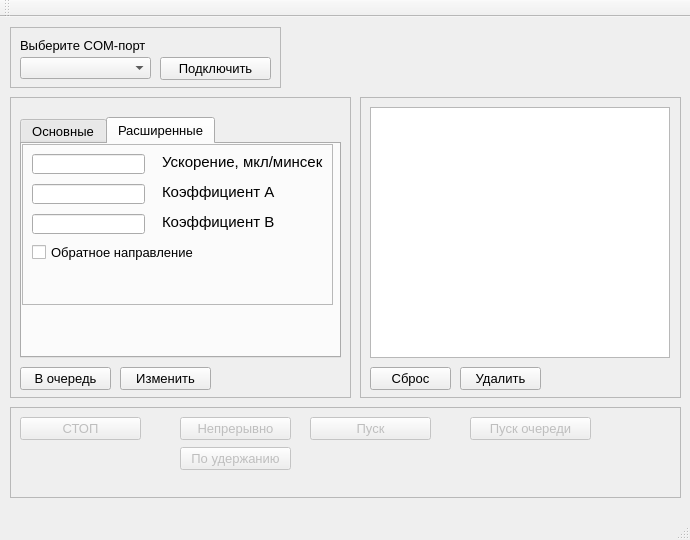
Before: the Qt Designer form MC3/MC3/mainwindow.ui in Vlad104/Monorotor_Commander_Desktop, drawn with Qt 5.
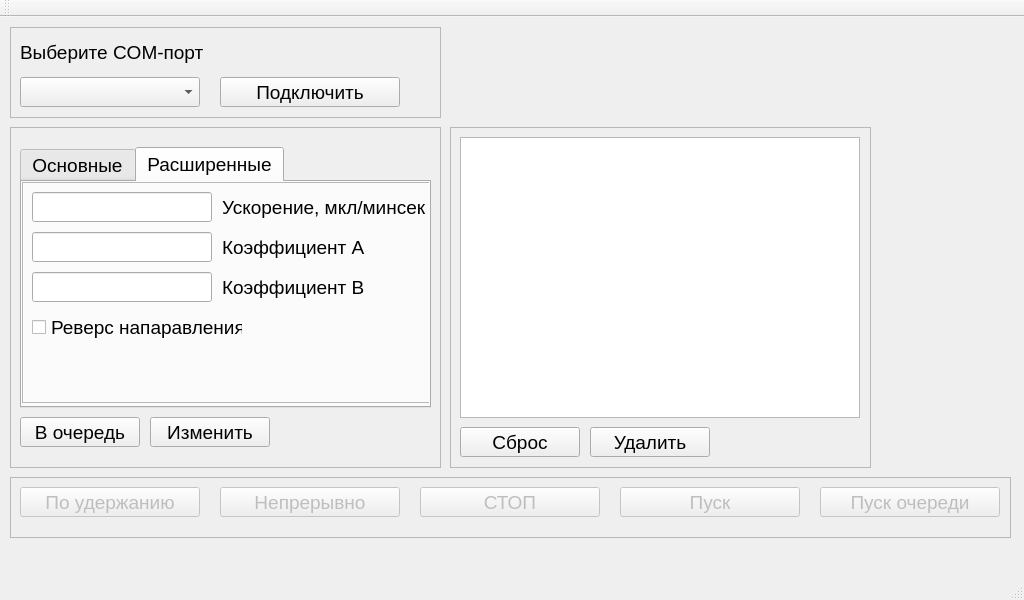
After: the same form once the commit is applied. The open tabs and pages were chosen to show the change.

What changed in the file:
```diff
--- a/MC3/MC3/mainwindow.ui
+++ b/MC3/MC3/mainwindow.ui
@@ -6,8 +6,8 @@
    <rect>
     <x>0</x>
     <y>0</y>
-    <width>690</width>
-    <height>540</height>
+    <width>1024</width>
+    <height>600</height>
    </rect>
   </property>
   <property name="sizePolicy">
@@ -18,19 +18,19 @@
   </property>
   <property name="minimumSize">
    <size>
-    <width>690</width>
-    <height>540</height>
+    <width>1024</width>
+    <height>600</height>
    </size>
   </property>
   <property name="maximumSize">
    <size>
-    <width>690</width>
-    <height>540</height>
+    <width>1024</width>
+    <height>600</height>
    </size>
   </property>
   <property name="font">
    <font>
-    <pointsize>10</pointsize>
+    <pointsize>14</pointsize>
    </font>
   </property>
   <property name="windowTitle">
@@ -44,11 +44,16 @@
     <property name="geometry">
      <rect>
       <x>10</x>
-      <y>80</y>
-      <width>341</width>
-      <height>301</height>
+      <y>110</y>
+      <width>431</width>
+      <height>341</height>
      </rect>
     </property>
+    <property name="font">
+     <font>
+      <pointsize>14</pointsize>
+     </font>
+    </property>
     <property name="frameShape">
      <enum>QFrame::StyledPanel</enum>
     </property>
@@ -59,11 +64,16 @@
      <property name="geometry">
       <rect>
        <x>10</x>
-       <y>270</y>
-       <width>91</width>
-       <height>23</height>
+       <y>290</y>
+       <width>120</width>
+       <height>30</height>
       </rect>
      </property>
+     <property name="font">
+      <font>
+       <pointsize>14</pointsize>
+      </font>
+     </property>
      <property name="text">
       <string>В очередь</string>
      </property>
@@ -73,10 +83,15 @@
       <rect>
        <x>10</x>
        <y>20</y>
-       <width>321</width>
-       <height>241</height>
+       <width>411</width>
+       <height>261</height>
       </rect>
      </property>
+     <property name="font">
+      <font>
+       <pointsize>14</pointsize>
+      </font>
+     </property>
      <property name="autoFillBackground">
       <bool>true</bool>
      </property>
@@ -306,8 +321,8 @@
         <rect>
          <x>0</x>
          <y>0</y>
-         <width>311</width>
-         <height>161</height>
+         <width>411</width>
+         <height>221</height>
         </rect>
        </property>
        <property name="frameShape">
@@ -321,13 +336,19 @@
          <rect>
           <x>10</x>
           <y>10</y>
-          <width>113</width>
-          <height>20</height>
+          <width>180</width>
+          <height>30</height>
          </rect>
         </property>
+        <property name="minimumSize">
+         <size>
+          <width>180</width>
+          <height>30</height>
+         </size>
+        </property>
         <property name="font">
          <font>
-          <pointsize>12</pointsize>
+          <pointsize>14</pointsize>
          </font>
         </property>
         <property name="inputMethodHints">
@@ -340,15 +361,21 @@
        <widget class="QLabel" name="label_accel">
         <property name="geometry">
          <rect>
-          <x>140</x>
+          <x>200</x>
           <y>10</y>
-          <width>171</width>
-          <height>16</height>
+          <width>221</width>
+          <height>30</height>
          </rect>
         </property>
+        <property name="minimumSize">
+         <size>
+          <width>180</width>
+          <height>30</height>
+         </size>
+        </property>
         <property name="font">
          <font>
-          <pointsize>11</pointsize>
+          <pointsize>14</pointsize>
          </font>
         </property>
         <property name="text">
@@ -358,15 +385,21 @@
        <widget class="QLabel" name="label_gearA">
         <property name="geometry">
          <rect>
-          <x>140</x>
-          <y>40</y>
-          <width>131</width>
-          <height>16</height>
+          <x>200</x>
+          <y>50</y>
+          <width>180</width>
+          <height>30</height>
          </rect>
         </property>
+        <property name="minimumSize">
+         <size>
+          <width>180</width>
+          <height>30</height>
+         </size>
+        </property>
         <property name="font">
          <font>
-          <pointsize>11</pointsize>
+          <pointsize>14</pointsize>
          </font>
         </property>
         <property name="text">
@@ -377,14 +410,20 @@
         <property name="geometry">
          <rect>
           <x>10</x>
-          <y>40</y>
-          <width>113</width>
-          <height>20</height>
+          <y>50</y>
+          <width>180</width>
+          <height>30</height>
          </rect>
         </property>
+        <property name="minimumSize">
+         <size>
+          <width>180</width>
+          <height>30</height>
+         </size>
+        </property>
         <property name="font">
          <font>
-          <pointsize>12</pointsize>
+          <pointsize>14</pointsize>
          </font>
         </property>
         <property name="inputMethodHints">
@@ -398,14 +437,20 @@
         <property name="geometry">
          <rect>
           <x>10</x>
-          <y>70</y>
-          <width>113</width>
-          <height>20</height>
+          <y>90</y>
+          <width>180</width>
+          <height>30</height>
          </rect>
         </property>
+        <property name="minimumSize">
+         <size>
+          <width>180</width>
+          <height>30</height>
+         </size>
+        </property>
         <property name="font">
          <font>
-          <pointsize>12</pointsize>
+          <pointsize>14</pointsize>
          </font>
         </property>
         <property name="inputMethodHints">
@@ -418,15 +463,21 @@
        <widget class="QLabel" name="label_gearB">
         <property name="geometry">
          <rect>
-          <x>140</x>
-          <y>70</y>
-          <width>131</width>
-          <height>16</height>
+          <x>200</x>
+          <y>90</y>
+          <width>180</width>
+          <height>30</height>
          </rect>
         </property>
+        <property name="minimumSize">
+         <size>
+          <width>180</width>
+          <height>30</height>
+         </size>
+        </property>
         <property name="font">
          <font>
-          <pointsize>11</pointsize>
+          <pointsize>14</pointsize>
          </font>
         </property>
         <property name="text">
@@ -437,13 +488,19 @@
         <property name="geometry">
          <rect>
           <x>10</x>
-          <y>100</y>
+          <y>130</y>
           <width>211</width>
-          <height>17</height>
+          <height>30</height>
          </rect>
         </property>
+        <property name="minimumSize">
+         <size>
+          <width>180</width>
+          <height>30</height>
+         </size>
+        </property>
         <property name="text">
-         <string>Обратное направление</string>
+         <string>Реверс напаравления</string>
         </property>
        </widget>
       </widget>
@@ -452,12 +509,17 @@
     <widget class="QPushButton" name="pushButton_change">
      <property name="geometry">
       <rect>
-       <x>110</x>
-       <y>270</y>
-       <width>91</width>
-       <height>23</height>
+       <x>140</x>
+       <y>290</y>
+       <width>120</width>
+       <height>30</height>
       </rect>
      </property>
+     <property name="font">
+      <font>
+       <pointsize>14</pointsize>
+      </font>
+     </property>
      <property name="text">
       <string>Изменить</string>
      </property>
@@ -466,12 +528,17 @@
    <widget class="QFrame" name="frame_order">
     <property name="geometry">
      <rect>
-      <x>360</x>
-      <y>80</y>
-      <width>321</width>
-      <height>301</height>
+      <x>450</x>
+      <y>110</y>
+      <width>421</width>
+      <height>341</height>
      </rect>
     </property>
+    <property name="font">
+     <font>
+      <pointsize>14</pointsize>
+     </font>
+    </property>
     <property name="frameShape">
      <enum>QFrame::StyledPanel</enum>
     </property>
@@ -481,12 +548,17 @@
     <widget class="QPushButton" name="pushButton_delete">
      <property name="geometry">
       <rect>
-       <x>100</x>
-       <y>270</y>
-       <width>81</width>
-       <height>23</height>
+       <x>140</x>
+       <y>300</y>
+       <width>120</width>
+       <height>30</height>
       </rect>
      </property>
+     <property name="font">
+      <font>
+       <pointsize>14</pointsize>
+      </font>
+     </property>
      <property name="text">
       <string>Удалить</string>
      </property>
@@ -495,11 +567,16 @@
      <property name="geometry">
       <rect>
        <x>10</x>
-       <y>270</y>
-       <width>81</width>
-       <height>23</height>
+       <y>300</y>
+       <width>120</width>
+       <height>30</height>
       </rect>
      </property>
+     <property name="font">
+      <font>
+       <pointsize>14</pointsize>
+      </font>
+     </property>
      <property name="text">
       <string>Сброс</string>
      </property>
@@ -509,13 +586,19 @@
       <rect>
        <x>10</x>
        <y>10</y>
-       <width>300</width>
-       <height>251</height>
+       <width>400</width>
+       <height>281</height>
       </rect>
      </property>
+     <property name="sizePolicy">
+      <sizepolicy hsizetype="Expanding" vsizetype="Expanding">
+       <horstretch>0</horstretch>
+       <verstretch>0</verstretch>
+      </sizepolicy>
+     </property>
      <property name="font">
       <font>
-       <pointsize>8</pointsize>
+       <pointsize>14</pointsize>
       </font>
      </property>
      <property name="frameShape">
@@ -546,19 +629,19 @@
       <bool>true</bool>
      </attribute>
      <attribute name="horizontalHeaderDefaultSectionSize">
-      <number>60</number>
+      <number>100</number>
      </attribute>
      <attribute name="horizontalHeaderMinimumSectionSize">
-      <number>60</number>
+      <number>100</number>
      </attribute>
      <attribute name="verticalHeaderVisible">
       <bool>false</bool>
      </attribute>
      <attribute name="verticalHeaderDefaultSectionSize">
-      <number>21</number>
+      <number>30</number>
      </attribute>
      <attribute name="verticalHeaderMinimumSectionSize">
-      <number>20</number>
+      <number>30</number>
      </attribute>
     </widget>
    </widget>
@@ -567,10 +650,15 @@
      <rect>
       <x>10</x>
       <y>10</y>
-      <width>271</width>
-      <height>61</height>
+      <width>431</width>
+      <height>91</height>
      </rect>
     </property>
+    <property name="font">
+     <font>
+      <pointsize>14</pointsize>
+     </font>
+    </property>
     <property name="frameShape">
      <enum>QFrame::StyledPanel</enum>
     </property>
@@ -581,21 +669,31 @@
      <property name="geometry">
       <rect>
        <x>10</x>
-       <y>30</y>
-       <width>131</width>
-       <height>22</height>
+       <y>50</y>
+       <width>180</width>
+       <height>30</height>
       </rect>
      </property>
+     <property name="font">
+      <font>
+       <pointsize>14</pointsize>
+      </font>
+     </property>
     </widget>
     <widget class="QPushButton" name="pushButton_com">
      <property name="geometry">
       <rect>
-       <x>150</x>
-       <y>30</y>
-       <width>111</width>
-       <height>23</height>
+       <x>210</x>
+       <y>50</y>
+       <width>180</width>
+       <height>30</height>
       </rect>
      </property>
+     <property name="font">
+      <font>
+       <pointsize>14</pointsize>
+      </font>
+     </property>
      <property name="text">
       <string>Подключить</string>
      </property>
@@ -605,10 +703,15 @@
       <rect>
        <x>10</x>
        <y>10</y>
-       <width>171</width>
-       <height>16</height>
+       <width>211</width>
+       <height>31</height>
       </rect>
      </property>
+     <property name="font">
+      <font>
+       <pointsize>14</pointsize>
+      </font>
+     </property>
      <property name="text">
       <string>Выберите COM-порт</string>
      </property>
@@ -621,11 +724,16 @@
     <property name="geometry">
      <rect>
       <x>10</x>
-      <y>390</y>
-      <width>671</width>
-      <height>91</height>
+      <y>460</y>
+      <width>1001</width>
+      <height>61</height>
      </rect>
     </property>
+    <property name="font">
+     <font>
+      <pointsize>14</pointsize>
+     </font>
+    </property>
     <property name="frameShape">
      <enum>QFrame::StyledPanel</enum>
     </property>
@@ -635,15 +743,15 @@
     <widget class="QPushButton" name="pushButton_stop">
      <property name="geometry">
       <rect>
-       <x>10</x>
+       <x>410</x>
        <y>10</y>
-       <width>121</width>
-       <height>23</height>
+       <width>180</width>
+       <height>30</height>
       </rect>
      </property>
      <property name="font">
       <font>
-       <pointsize>10</pointsize>
+       <pointsize>14</pointsize>
        <weight>50</weight>
        <bold>false</bold>
       </font>
@@ -655,15 +763,15 @@
     <widget class="QPushButton" name="pushButton_continues">
      <property name="geometry">
       <rect>
-       <x>170</x>
+       <x>210</x>
        <y>10</y>
-       <width>111</width>
-       <height>23</height>
+       <width>180</width>
+       <height>30</height>
       </rect>
      </property>
      <property name="font">
       <font>
-       <pointsize>10</pointsize>
+       <pointsize>14</pointsize>
        <weight>50</weight>
        <bold>false</bold>
       </font>
@@ -678,12 +786,17 @@
      </property>
      <property name="geometry">
       <rect>
-       <x>300</x>
+       <x>610</x>
        <y>10</y>
-       <width>121</width>
-       <height>23</height>
+       <width>180</width>
+       <height>30</height>
       </rect>
      </property>
+     <property name="font">
+      <font>
+       <pointsize>14</pointsize>
+      </font>
+     </property>
      <property name="text">
       <string>Пуск</string>
      </property>
@@ -694,12 +807,17 @@
      </property>
      <property name="geometry">
       <rect>
-       <x>460</x>
+       <x>810</x>
        <y>10</y>
-       <width>121</width>
-       <height>23</height>
+       <width>180</width>
+       <height>30</height>
       </rect>
      </property>
+     <property name="font">
+      <font>
+       <pointsize>14</pointsize>
+      </font>
+     </property>
      <property name="text">
       <string>Пуск очереди</string>
      </property>
@@ -707,15 +825,15 @@
     <widget class="QPushButton" name="pushButton_continues_pressed">
      <property name="geometry">
       <rect>
-       <x>170</x>
-       <y>40</y>
-       <width>111</width>
-       <height>23</height>
+       <x>10</x>
+       <y>10</y>
+       <width>180</width>
+       <height>30</height>
       </rect>
      </property>
      <property name="font">
       <font>
-       <pointsize>10</pointsize>
+       <pointsize>14</pointsize>
        <weight>50</weight>
        <bold>false</bold>
       </font>
```
Left out of the diff: 88 changed lines with no effect on the pictures.
